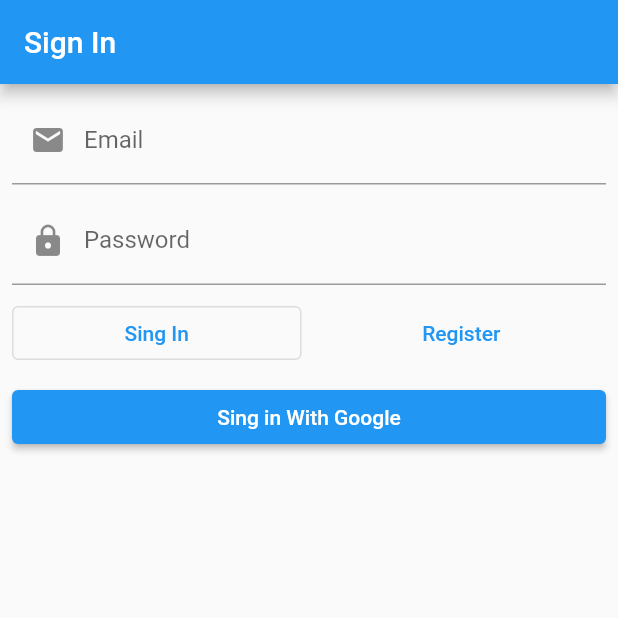
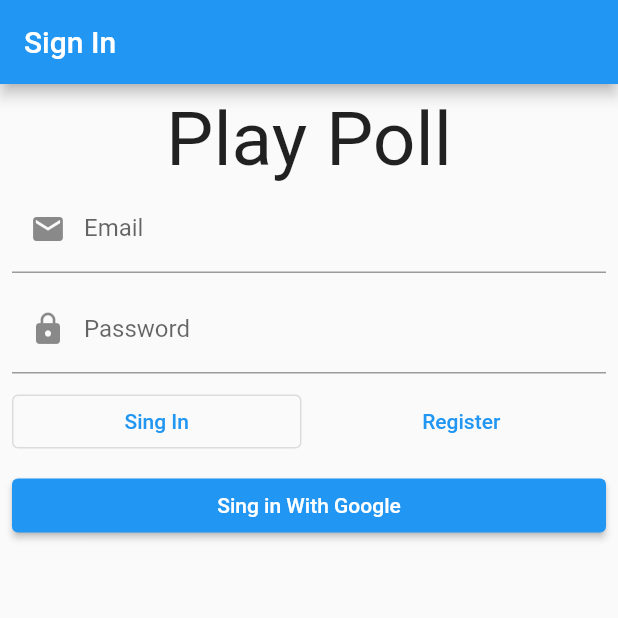
Before and after one commit to anpvikas/flutter_play_poll, a Flutter app: the screen it shows after launch, on a phone screen of 412 x 824 dp, the top half of it. Run offline on Flutter 3.47's test engine with Material 2 defaults, Android fonts, the phone set to English and light mode, and no system bars; our stand-ins replace audioplayers, auto_route, bloc, cloud_firestore, dartz, file_picker and 10 more; accounts and stored records are empty.

Commit message:
final submission

```diff
--- a/lib/infrastructure/events/event_repository.dart
+++ b/lib/infrastructure/events/event_repository.dart
@@ -45,9 +45,11 @@
       final userDoc = await _firestore.userDocument();
       final eventDto = EventDto.fromDomain(event);
       print('${_firebaseAuth.currentUser} CURRENT USER<-----');
+
       final user = _firebaseAuth.currentUser;
       print('${eventDto.creatorId} CREATOR <----');
 
+      /// Create the user
       await _firestore.collection('users').doc(user!.uid).set({
         'displayName': user.displayName,
         'email': user.email,
@@ -55,25 +57,18 @@
         'photoUrl': user.photoURL
       });
 
+      /// Create the evnet entry under the logged-in user
       final updatedUserDoc = await _firestore
           .collection('users')
           .doc(user.uid)
           .collection('createdEvents')
           .add(eventDto.toJson());
 
+      /// Create the event entry in the events collection
       await _firestore
           .collection('events')
           .doc(eventDto.id)
           .set(eventDto.toJson());
-
-      // await userDoc.eventCollection.doc().set(eventDto.toJson());
-
-      // userDoc.set({
-      //   id: 'testId',
-      //   name: StringSingleLine(user!.displayName.toString()),
-      //   emailAddress: EmailAddress(user.email.toString()),
-      //   photoUrl: PhotoUrl(user.photoURL.toString()),
-      // }.toJson());
 
       return right(unit);
     } on PlatformException catch (e) {
@@ -84,28 +79,6 @@
       }
     }
   }
-
-  // @override
-  // Future<Either<EventFailure, Unit>> create(Event event) async {
-  //   try {
-  //     User? user = FirebaseAuth.instance.currentUser;
-  //     print(user!.uid);
-  //     final userDoc = _firestore
-  //         .collection('users')
-  //         .doc('${user.uid}')
-  //         .collection('createdEvents');
-  //     final eventDto = EventDto.fromDomain(event);
-  //     await userDoc.doc(eventDto.id).set(eventDto.toJson());
-  //     return right(unit);
-  //   } on PlatformException catch (e) {
-
-  //     if (e.message!.contains('PERMISSION_DENIED')) {
-  //       return left(const EventFailure.insufficientPermissions());
-  //     } else {
-  //       return left(const EventFailure.unexpected());
-  //     }
-  //   }
-  // }
 
   @override
   Future myEvents() async {
@@ -225,7 +198,6 @@
           .get()
           .then((QuerySnapshot querySnapshot) {
         querySnapshot.docs.forEach((doc) {
-          // print('${doc.data()} <-----fetching SONGS------');
           itemsList.add(doc.data());
         });
       });
@@ -265,9 +237,9 @@
     try {
       User? user = FirebaseAuth.instance.currentUser;
       String updatedCount = '0';
-      // updatedCount = (int.parse(currentVoteCount) + 1).toString();
+
       updatedCountList.add(updatedCount);
-      print('INSIDE registerVote method <----');
+
       await _firestore
           .collection('users')
           .doc(uid)
@@ -275,7 +247,6 @@
           .doc(songId)
           .update({
         'votes': FieldValue.arrayUnion(['${user!.uid}'])
-        // 'votes': FieldValue.arrayUnion(['Test1'])
       });
       return updatedCountList;
     } catch (e) {
@@ -284,6 +255,9 @@
     }
   }
 
+  /// ------------------------------------------------------------------------///
+  /// ------------------------ RESET SONG VOTE TO ZERO -----------------------///
+  /// ------------------------------------------------------------------------///
   @override
   Future resetVoteToZero(String songId, String uid) async {
     try {
@@ -322,6 +296,10 @@
     }
   }
 
+  /// ------------------------------------------------------------------------///
+  /// ------------------------- CREATE GAME MODE ENTRY -----------------------///
+  /// ------------------------------------------------------------------------///
+
   @override
   Future createGameModeEntry(
       String eventId, String songId, String artistUid) async {
@@ -346,6 +324,10 @@
       return null;
     }
   }
+
+  /// ------------------------------------------------------------------------///
+  /// ------------------------ REGISTER GAME MODE VOTE -----------------------///
+  /// ------------------------------------------------------------------------///
 
   @override
   Future registerGameModeVote(
@@ -432,7 +414,6 @@
           'isSongPlayed': false,
         });
       }
-
       await _firestore.collection('game_mode').doc(documentId).update({
         'winner': winnerUid,
       });
@@ -557,25 +538,6 @@
       artistData.add(yesCountList);
       artistData.add(noCountList);
 
-      // await _firestore
-      //     .collection('game_mode')
-      //     .where('artistUid', isEqualTo: user.uid)
-      //     .get()
-      //     .then((QuerySnapshot querySnapshot) {
-      //   querySnapshot.docs.forEach(
-      //     (doc) {
-      //       // print(doc.id);
-      //       gameModeDocIdsForLoggedInArtist.add(doc.id);
-      //       artistData.add(doc.data());
-      //     },
-      //   );
-      // });
-
-      // print(gameModeDocIdsForLoggedInArtist);
-      // print('\n');
-
-      // print('~~~~> Artist DATA $artistData');
-
       return artistData;
     } catch (e) {
       print(e.toString());
@@ -589,43 +551,6 @@
     print('${user!.uid} <---- INSIDE METHOD - getCurrentUserId');
     return user.uid.toString();
   }
-
-  // @override
-  // // Future<Either<EventFailure, Unit>> myEvents() async {
-  // Future myEvents() async {
-  //   List itemList = [];
-  //   try {
-  //     User? user = FirebaseAuth.instance.currentUser;
-  //     print(user!.uid);
-  //     final userDoc = _firestore
-  //         .collection('users')
-  //         .doc('${user.uid}')
-  //         .collection('createdEvents')
-  //         .get()
-  //         .then((QuerySnapshot querySnapshot) {
-  //       querySnapshot.docs.forEach((doc) {
-  //         print('${doc.data()} <-----REPO------');
-  //         itemList.add(doc.data());
-  //       });
-  //       print('$itemList Item LIST <----');
-  //       // return itemList;
-  //     });
-
-  //     print('$itemList **********');
-
-  //     // return right(unit);
-  //     return itemList;
-  //   } on PlatformException catch (e) {
-  //     print(e.toString());
-  //     return null;
-
-  //     //   if (e.message!.contains('PERMISSION_DENIED')) {
-  //     //     return left(const EventFailure.insufficientPermissions());
-  //     //   } else {
-  //     //     return left(const EventFailure.unexpected());
-  //     //   }
-  //   }
-  // }
 
   @override
   Future<Either<EventFailure, Unit>> update(Event event) async {
--- a/lib/presentation/sign_in/widgets/sign_in_form_widget.dart
+++ b/lib/presentation/sign_in/widgets/sign_in_form_widget.dart
@@ -43,6 +43,11 @@
             padding: const EdgeInsets.all(8.0),
             child: ListView(
               children: [
+                Text(
+                  'Play Poll',
+                  style: TextStyle(fontSize: 50),
+                  textAlign: TextAlign.center,
+                ),
                 TextField(
                   decoration: InputDecoration(
                     prefixIcon: Icon(Icons.email),
```
Also changed, not shown: 1 other file.
